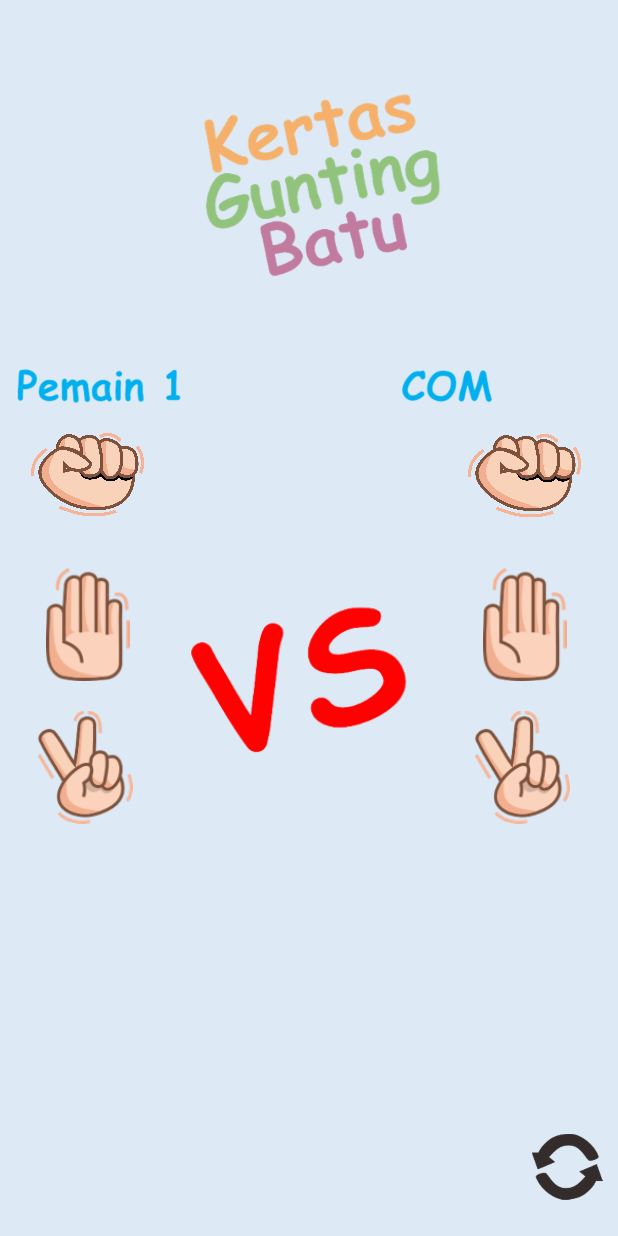
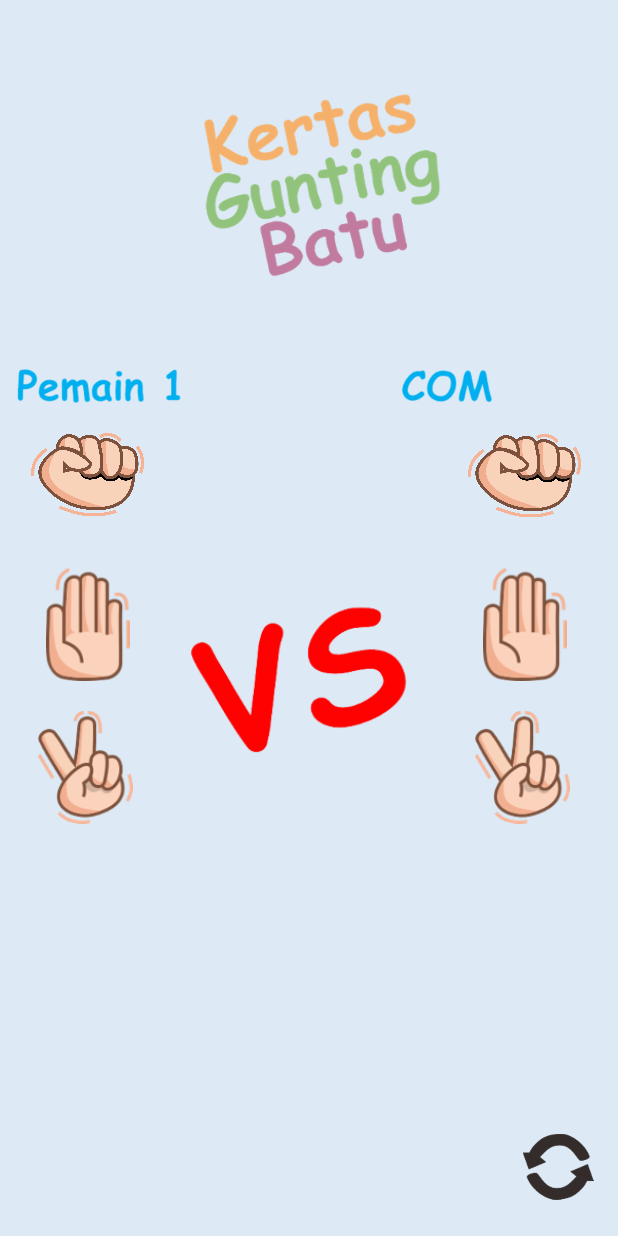
Before and after one commit to naufalmng/BatuGuntingKertasAppKotlin, an Android app: the screen it shows after launch (MainActivity), on a phone screen of 412 x 824 dp. Run offline under Robolectric (Android 15) with nearby library versions, the phone set to English and light mode, and no system bars.

Commit message:
seventh-commit

```diff
--- a/app/src/main/AndroidManifest.xml
+++ b/app/src/main/AndroidManifest.xml
@@ -9,16 +9,17 @@
         android:roundIcon="@drawable/bgk"
         android:supportsRtl="true"
         android:theme="@style/Theme.AppCompat.Light.NoActionBar">
-        <activity android:name=".replicateLayout.replicate_layout_telegram"></activity>
-        <activity android:name=".splash_screen">
+        <activity android:name=".replicateLayout.replicate_layout_telegram"
+            android:screenOrientation="portrait"></activity>
+        <activity android:name=".splash_screen"
+            android:screenOrientation="portrait">
             <intent-filter>
                 <action android:name="android.intent.action.MAIN" />
-
                 <category android:name="android.intent.category.LAUNCHER" />
             </intent-filter>
         </activity>
-        <activity android:name=".MainActivity"></activity>
-
+        <activity android:name=".MainActivity"
+            android:screenOrientation="portrait"></activity>
         <meta-data
             android:name="preloaded_fonts"
             android:resource="@array/preloaded_fonts" />
--- a/app/src/main/res/layout/activity_main.xml
+++ b/app/src/main/res/layout/activity_main.xml
@@ -122,19 +122,20 @@
     </GridLayout>
 
     <GridLayout
+        android:id="@+id/gridLayout"
         android:layout_width="wrap_content"
         android:layout_height="wrap_content"
         android:layout_marginEnd="20dp"
+
         android:orientation="vertical"
-
         android:paddingLeft="15dp"
         app:layout_constraintEnd_toEndOf="parent"
         app:layout_constraintTop_toBottomOf="@+id/pemain1_com">
 
         <FrameLayout
             android:id="@+id/flBatuCom"
-            android:layout_height="85dp"
-            android:layout_width="85dp">
+            android:layout_width="85dp"
+            android:layout_height="85dp">
 
             <ImageButton
                 android:id="@+id/batuCom"
@@ -142,45 +143,44 @@
                 android:layout_height="75dp"
                 android:layout_marginLeft="5dp"
                 android:layout_marginTop="16dp"
-                android:src="@drawable/batu"
                 android:background="@android:color/transparent"
-                android:scaleType="fitStart" />
+                android:scaleType="fitStart"
+                android:src="@drawable/batu" />
         </FrameLayout>
 
 
         <FrameLayout
             android:id="@+id/flKertasCom"
+            android:layout_width="85dp"
             android:layout_height="90dp"
-            android:layout_marginTop="10dp"
-            android:layout_width="85dp">
+            android:layout_marginTop="10dp">
 
             <ImageButton
                 android:id="@+id/kertasCom"
                 android:layout_width="75dp"
                 android:layout_height="75dp"
+                android:layout_marginLeft="15dp"
                 android:layout_marginTop="10dp"
-                android:layout_marginLeft="15dp"
-                android:src="@drawable/kertas"
                 android:background="@android:color/transparent"
                 android:scaleType="fitStart"
-                />
+                android:src="@drawable/kertas" />
         </FrameLayout>
 
 
         <FrameLayout
             android:id="@+id/flGuntingCom"
+            android:layout_width="85dp"
             android:layout_height="90dp"
-            android:layout_marginTop="10dp"
-            android:layout_width="85dp">
+            android:layout_marginTop="10dp">
 
             <ImageButton
                 android:id="@+id/guntingCom"
                 android:layout_width="75dp"
+                android:layout_height="75dp"
+                android:layout_marginLeft="10dp"
                 android:layout_marginTop="5dp"
-                android:layout_marginLeft="10dp"
-                android:layout_height="75dp"
+                android:background="@android:color/transparent"
                 android:scaleType="fitStart"
-                android:background="@android:color/transparent"
                 android:src="@drawable/gunting" />
         </FrameLayout>
 
@@ -192,13 +192,15 @@
         android:layout_width="wrap_content"
         android:layout_height="wrap_content"
         android:layout_gravity="right"
-        android:layout_marginEnd="10dp"
+        android:layout_marginEnd="16dp"
         android:layout_marginBottom="24dp"
+        android:background="@drawable/custom_ripple2"
         android:gravity="bottom"
         android:onClick="resetGame"
-        android:background="@drawable/custom_ripple2"
         android:src="@drawable/refresh"
         app:layout_constraintBottom_toBottomOf="parent"
-        app:layout_constraintEnd_toEndOf="parent" />
+        app:layout_constraintEnd_toEndOf="parent"
+        app:layout_constraintTop_toBottomOf="@+id/gridLayout"
+        app:layout_constraintVertical_bias="1.0" />
 
 </androidx.constraintlayout.widget.ConstraintLayout>
```
